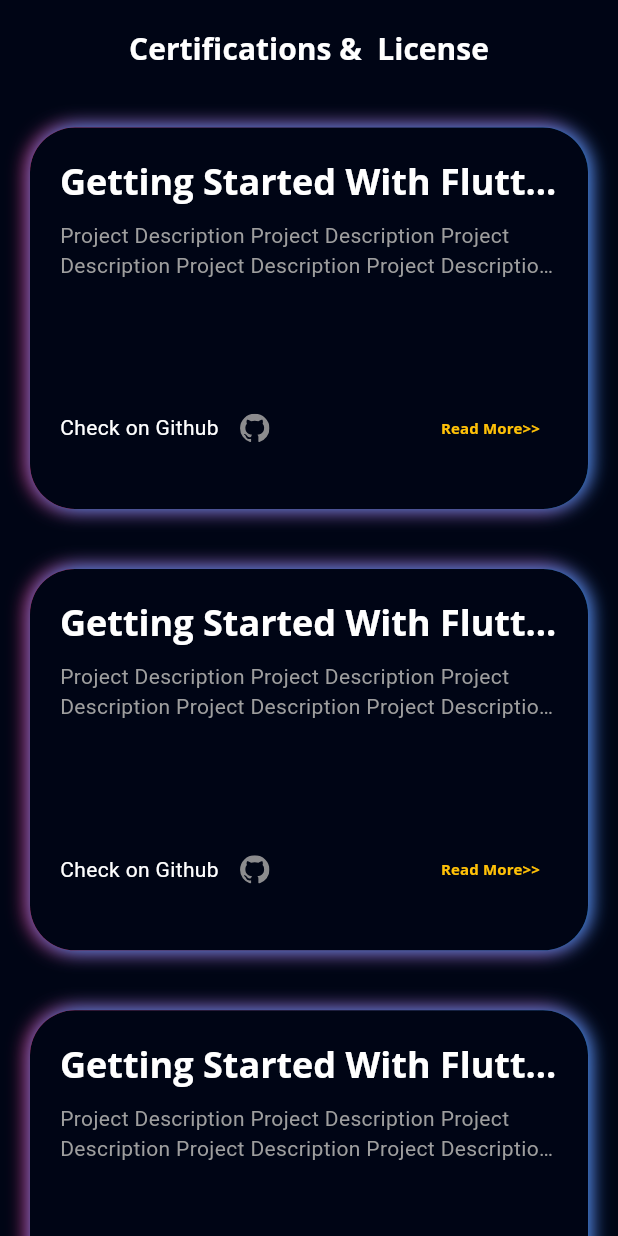
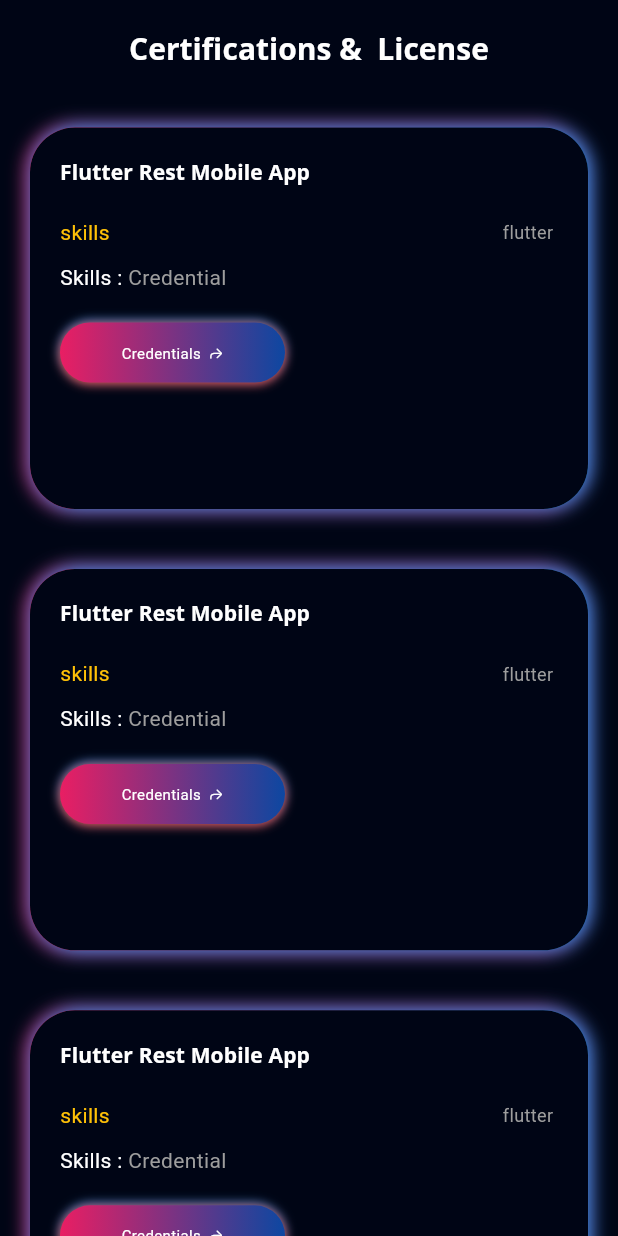
Before and after one commit to voltzylex/responsive_portfolio, a Flutter app: the Certifications screen opened directly, on a phone screen of 412 x 824 dp. Run offline on Flutter 3.47's test engine with Material 3 defaults, Android fonts, the phone set to English and light mode, and no system bars; our stand-ins replace bloc, flutter_bloc, flutter_svg, font_awesome_flutter, go_router, google_fonts and 1 more.

Commit message:
certification work done

```diff
--- a/lib/view/certifications/certifications.dart
+++ b/lib/view/certifications/certifications.dart
@@ -35,8 +35,8 @@ class Certifications extends StatelessWidget {
                     largeMobile: CertificateGrid(crossAxisCount: 1, aspectRatio: 1.8),
                     mobile: CertificateGrid(crossAxisCount: 1, aspectRatio: 1.4),
                     tablet: CertificateGrid(
+                      crossAxisCount: 2,
                       aspectRatio: 1.7,
-                      crossAxisCount: 2,
                     )))
           ],
         ),
--- a/lib/view/certifications/components/certificate_stack.dart
+++ b/lib/view/certifications/components/certificate_stack.dart
@@ -1,7 +1,7 @@
+import 'package:flutter/cupertino.dart';
 import 'package:flutter/material.dart';
 import 'package:flutter_bloc/flutter_bloc.dart';
 import 'package:responsive_portfolio/res/constants.dart';
-import 'package:responsive_portfolio/view/certifications/components/certificate_detail.dart';
 import 'package:responsive_portfolio/view/projects/bloc/project_bloc.dart';
 
 class CertificateStack extends StatelessWidget {
@@ -22,14 +22,99 @@ class CertificateStack extends StatelessWidget {
       onHover: (value) {},
       // onTap: () {},
       child: AnimatedContainer(
-        padding: const EdgeInsets.all(defaultPadding).copyWith(),
-        duration: Durations.long2,
-        decoration: BoxDecoration(
-          color: bgColor,
-          borderRadius: BorderRadius.circular(defaultPadding + 10),
-        ),
-        child: CertificateDetail(index: index),
-      ),
+          padding: const EdgeInsets.all(defaultPadding),
+          height: double.infinity,
+          width: double.infinity,
+          decoration: BoxDecoration(borderRadius: BorderRadius.circular(30), color: bgColor),
+          duration: const Duration(milliseconds: 500),
+          child: SingleChildScrollView(
+            child: Column(
+              crossAxisAlignment: CrossAxisAlignment.start,
+              children: [
+                Text(
+                  "Flutter Rest Mobile App",
+                  style: Theme.of(context)
+                      .textTheme
+                      .titleSmall!
+                      .copyWith(color: Colors.white, fontWeight: FontWeight.bold),
+                  maxLines: 1,
+                  overflow: TextOverflow.ellipsis,
+                ),
+                const SizedBox(
+                  height: defaultPadding,
+                ),
+                const Row(
+                  mainAxisAlignment: MainAxisAlignment.spaceBetween,
+                  children: [
+                    Text(
+                      "skills",
+                      style: TextStyle(color: Colors.amber),
+                    ),
+                    Text(
+                      " flutter ",
+                      style: TextStyle(color: Colors.grey, fontSize: 12),
+                    ),
+                  ],
+                ),
+                const SizedBox(
+                  height: defaultPadding / 2,
+                ),
+                const Text.rich(
+                  maxLines: 1,
+                  TextSpan(
+                      text: 'Skills : ',
+                      style: TextStyle(
+                        color: Colors.white,
+                      ),
+                      children: [
+                        TextSpan(
+                          text: "Credential",
+                          style: TextStyle(color: Colors.grey, overflow: TextOverflow.ellipsis),
+                        )
+                      ]),
+                ),
+                const SizedBox(
+                  height: defaultPadding,
+                ),
+                InkWell(
+                  onTap: () {
+                    // launchUrl(Uri.parse(certificateList[index].credential));
+                  },
+                  child: Container(
+                    height: 40,
+                    width: 150,
+                    decoration: BoxDecoration(
+                        borderRadius: BorderRadius.circular(30),
+                        gradient: LinearGradient(colors: [
+                          Colors.pink,
+                          Colors.blue.shade900,
+                        ]),
+                        boxShadow: const [
+                          BoxShadow(color: Colors.blue, offset: Offset(0, -1), blurRadius: 5),
+                          BoxShadow(color: Colors.red, offset: Offset(0, 1), blurRadius: 5),
+                        ]),
+                    child: const Row(
+                      mainAxisAlignment: MainAxisAlignment.center,
+                      children: [
+                        Text(
+                          'Credentials',
+                          style: TextStyle(color: Colors.white, fontSize: 10),
+                        ),
+                        SizedBox(
+                          width: 5,
+                        ),
+                        Icon(
+                          CupertinoIcons.arrow_turn_up_right,
+                          color: Colors.white,
+                          size: 10,
+                        )
+                      ],
+                    ),
+                  ),
+                ),
+              ],
+            ),
+          )),
     );
   }
 }
```
